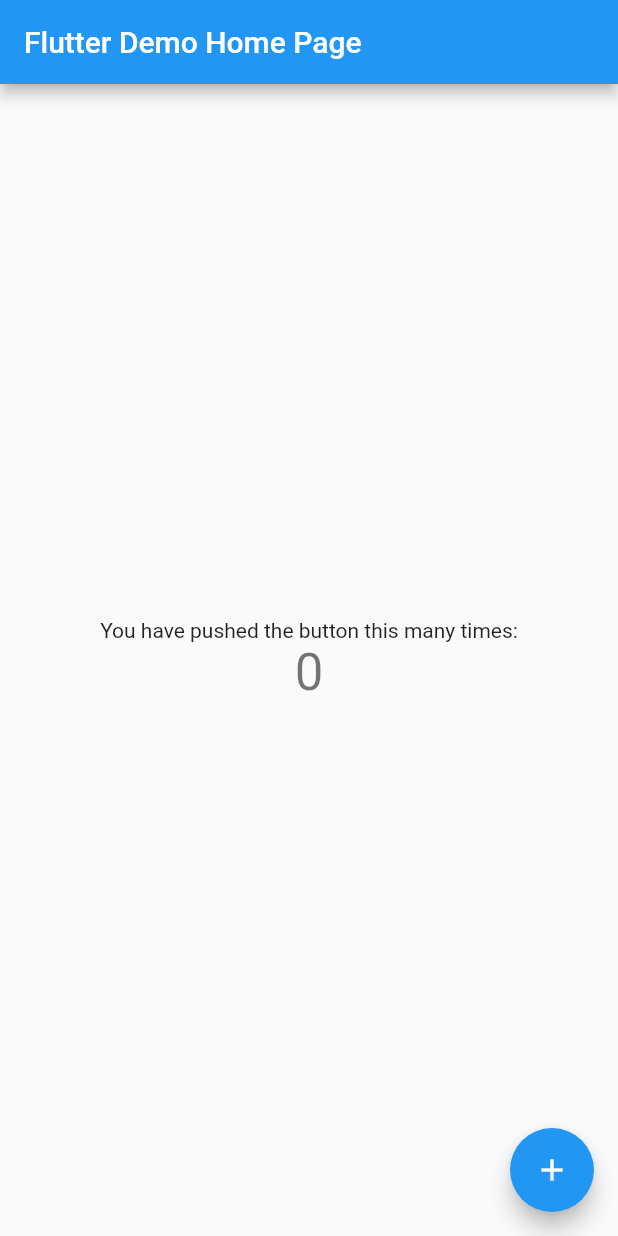
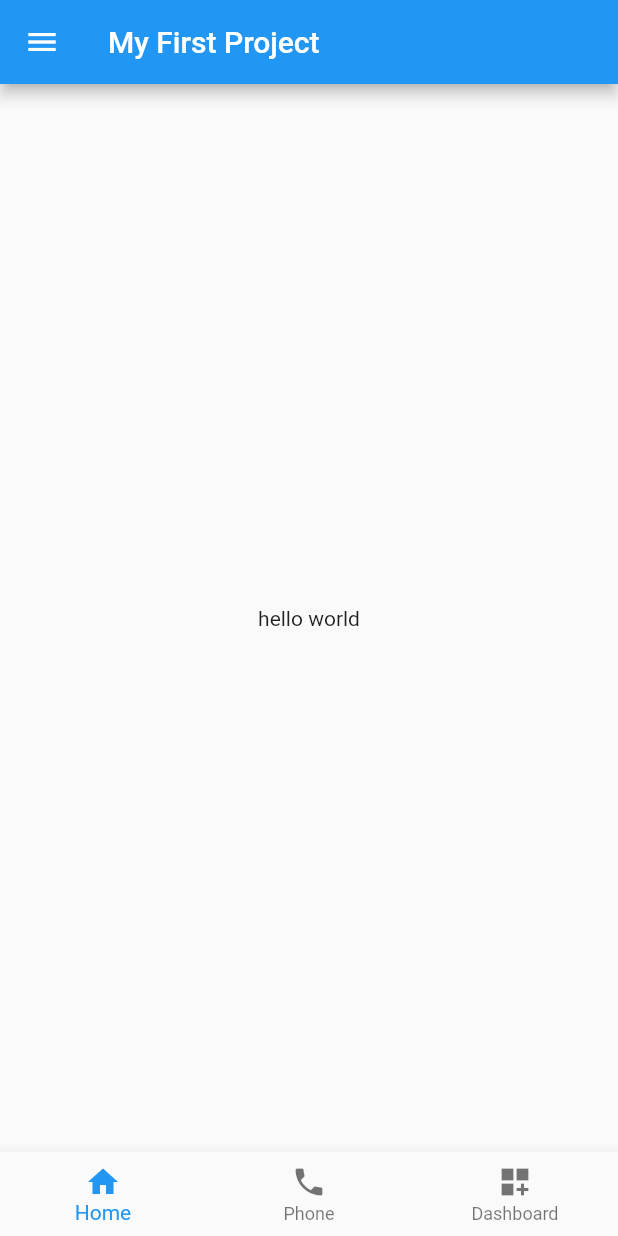
Before and after one commit to artladin55/hello_world, a Flutter app: the screen it shows after launch, on a phone screen of 412 x 824 dp. Run offline on Flutter 3.47's test engine with Material 2 defaults, Android fonts, the phone set to English and light mode, and no system bars.

Commit message:
flutter101

```diff
--- a/lib/main.dart
+++ b/lib/main.dart
@@ -1,113 +1,33 @@
 import 'package:flutter/material.dart';
 
 void main() {
-  runApp(MyApp());
-}
-
-class MyApp extends StatelessWidget {
-  // This widget is the root of your application.
-  @override
-  Widget build(BuildContext context) {
-    return MaterialApp(
-      title: 'Flutter Demo',
-      theme: ThemeData(
-        // This is the theme of your application.
-        //
-        // Try running your application with "flutter run". You'll see the
-        // application has a blue toolbar. Then, without quitting the app, try
-        // changing the primarySwatch below to Colors.green and then invoke
-        // "hot reload" (press "r" in the console where you ran "flutter run",
-        // or simply save your changes to "hot reload" in a Flutter IDE).
-        // Notice that the counter didn't reset back to zero; the application
-        // is not restarted.
-        primarySwatch: Colors.blue,
+  runApp(MaterialApp(
+    home: Scaffold(
+      drawer: Drawer(
+        child: Text("hello drawer"),
       ),
-      home: MyHomePage(title: 'Flutter Demo Home Page'),
-    );
-  }
-}
-
-class MyHomePage extends StatefulWidget {
-  MyHomePage({Key key, this.title}) : super(key: key);
-
-  // This widget is the home page of your application. It is stateful, meaning
-  // that it has a State object (defined below) that contains fields that affect
-  // how it looks.
-
-  // This class is the configuration for the state. It holds the values (in this
-  // case the title) provided by the parent (in this case the App widget) and
-  // used by the build method of the State. Fields in a Widget subclass are
-  // always marked "final".
-
-  final String title;
-
-  @override
-  _MyHomePageState createState() => _MyHomePageState();
-}
-
-class _MyHomePageState extends State<MyHomePage> {
-  int _counter = 0;
-
-  void _incrementCounter() {
-    setState(() {
-      // This call to setState tells the Flutter framework that something has
-      // changed in this State, which causes it to rerun the build method below
-      // so that the display can reflect the updated values. If we changed
-      // _counter without calling setState(), then the build method would not be
-      // called again, and so nothing would appear to happen.
-      _counter++;
-    });
-  }
-
-  @override
-  Widget build(BuildContext context) {
-    // This method is rerun every time setState is called, for instance as done
-    // by the _incrementCounter method above.
-    //
-    // The Flutter framework has been optimized to make rerunning build methods
-    // fast, so that you can just rebuild anything that needs updating rather
-    // than having to individually change instances of widgets.
-    return Scaffold(
       appBar: AppBar(
-        // Here we take the value from the MyHomePage object that was created by
-        // the App.build method, and use it to set our appbar title.
-        title: Text(widget.title),
+        title: Text("My First Project"),
       ),
       body: Center(
-        // Center is a layout widget. It takes a single child and positions it
-        // in the middle of the parent.
-        child: Column(
-          // Column is also a layout widget. It takes a list of children and
-          // arranges them vertically. By default, it sizes itself to fit its
-          // children horizontally, and tries to be as tall as its parent.
-          //
-          // Invoke "debug painting" (press "p" in the console, choose the
-          // "Toggle Debug Paint" action from the Flutter Inspector in Android
-          // Studio, or the "Toggle Debug Paint" command in Visual Studio Code)
-          // to see the wireframe for each widget.
-          //
-          // Column has various properties to control how it sizes itself and
-          // how it positions its children. Here we use mainAxisAlignment to
-          // center the children vertically; the main axis here is the vertical
-          // axis because Columns are vertical (the cross axis would be
-          // horizontal).
-          mainAxisAlignment: MainAxisAlignment.center,
-          children: <Widget>[
-            Text(
-              'You have pushed the button this many times:',
-            ),
-            Text(
-              '$_counter',
-              style: Theme.of(context).textTheme.headline4,
-            ),
-          ],
-        ),
+        child: Text("hello world"),
       ),
-      floatingActionButton: FloatingActionButton(
-        onPressed: _incrementCounter,
-        tooltip: 'Increment',
-        child: Icon(Icons.add),
-      ), // This trailing comma makes auto-formatting nicer for build methods.
-    );
-  }
+      bottomNavigationBar: BottomNavigationBar(
+        items: [
+          BottomNavigationBarItem(
+            icon: Icon(Icons.home),
+            label: "Home",
+          ),
+          BottomNavigationBarItem(
+            icon: Icon(Icons.phone),
+            label: "Phone",
+          ),
+          BottomNavigationBarItem(
+            icon: Icon(Icons.dashboard_customize),
+            label: "Dashboard",
+          ),
+        ],
+      ),
+    ),
+  ));
 }
```
Also changed, not shown: 1 other file.
